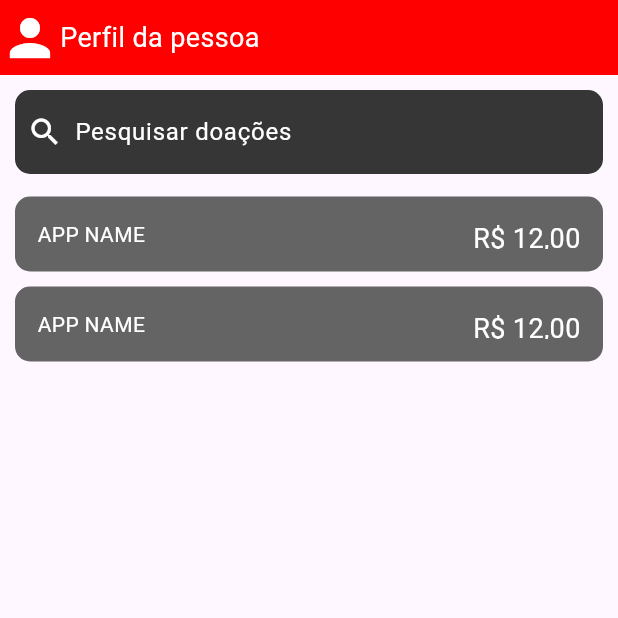
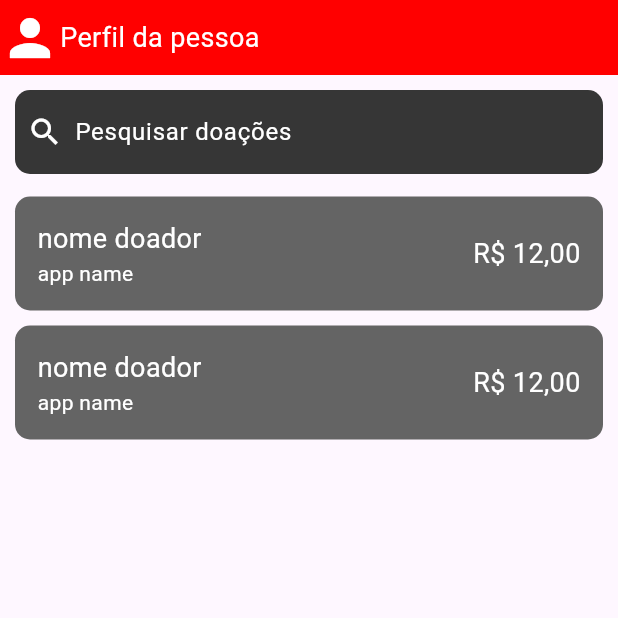
Before and after one commit to HacktonUniesp/marjo-mobile, a Flutter app: the screen it shows after launch, after a tap on "Cadastrar", on a phone screen of 412 x 824 dp, the top half of it. Run offline on Flutter 3.47's test engine with Material 3 defaults, Android fonts, the phone set to English and light mode, and no system bars; our stand-ins replace mask_text_input_formatter.

Commit message:
feat: add admin home page

```diff
--- a/lib/src/layers/home/ui/pages/admin_home_page.dart
+++ b/lib/src/layers/home/ui/pages/admin_home_page.dart
@@ -0,0 +1,123 @@
+import 'package:flutter/material.dart';
+import 'package:marjosports/src/theme/theme_app.dart';
+
+class AdminHomePage extends StatefulWidget {
+  const AdminHomePage({super.key});
+
+  @override
+  State<AdminHomePage> createState() => _AdminHomePageState();
+}
+
+class _AdminHomePageState extends State<AdminHomePage> {
+  @override
+  Widget build(BuildContext context) {
+    return SafeArea(
+      child: Scaffold(
+        body: SingleChildScrollView(
+          child: Column(
+            children: [
+              Container(
+                color: ThemeApp.redColor,
+                height: 50,
+                width: MediaQuery.of(context).size.width,
+                child: const Row(
+                  children: [
+                    Icon(Icons.person, color: Colors.white, size: 40),
+                    Text(
+                      'Perfil da pessoa',
+                      style: TextStyle(color: Colors.white, fontSize: 18),
+                    )
+                  ],
+                ),
+              ),
+              Padding(
+                padding: const EdgeInsets.all(10),
+                child: SearchBar(
+                  shadowColor:
+                      WidgetStateProperty.all<Color?>(Colors.transparent),
+                  shape: WidgetStateProperty.all<OutlinedBorder?>(
+                    const RoundedRectangleBorder(
+                      borderRadius: BorderRadius.all(Radius.circular(10)),
+                    ),
+                  ),
+                  backgroundColor:
+                      WidgetStateProperty.all<Color?>(ThemeApp.darkgrayColor),
+                  hintText: 'Pesquisar doações',
+                  hintStyle: WidgetStateProperty.all<TextStyle?>(
+                    const TextStyle(color: Colors.white),
+                  ),
+                  leading: const Icon(Icons.search, color: Colors.white),
+                ),
+              ),
+              Padding(
+                padding:
+                    const EdgeInsets.symmetric(horizontal: 10, vertical: 5),
+                child: Container(
+                  padding: const EdgeInsets.all(15),
+                  decoration: BoxDecoration(
+                      color: ThemeApp.grayColor,
+                      borderRadius: BorderRadius.circular(10),
+                      shape: BoxShape.rectangle),
+                   width: MediaQuery.of(context).size.width,
+                  child: const Row(
+                    mainAxisAlignment: MainAxisAlignment.spaceBetween,
+                    children: [
+                      Column(
+                        crossAxisAlignment: CrossAxisAlignment.start,
+                        children: [
+                          Text(
+                        'nome doador',
+                        style: TextStyle(color: Colors.white, fontSize: 18),
+                      ), Text(
+                        'app name',
+                        style: TextStyle(color: Colors.white),
+                      ),
+                        ],
+                      ),
+                      Text(
+                        'R\$ 12,00',
+                        style: TextStyle(color: Colors.white, fontSize: 18),
+                      )
+                    ],
+                  ),
+                ),
+              ),               Padding(
+                padding:
+                    const EdgeInsets.symmetric(horizontal: 10, vertical: 5),
+                child: Container(
+                  padding: const EdgeInsets.all(15),
+                  decoration: BoxDecoration(
+                      color: ThemeApp.grayColor,
+                      borderRadius: BorderRadius.circular(10),
+                      shape: BoxShape.rectangle),
+                   width: MediaQuery.of(context).size.width,
+                  child: const Row(
+                    mainAxisAlignment: MainAxisAlignment.spaceBetween,
+                    children: [
+                      Column(
+                        crossAxisAlignment: CrossAxisAlignment.start,
+                        children: [
+                          Text(
+                        'nome doador',
+                        style: TextStyle(color: Colors.white, fontSize: 18),
+                      ), Text(
+                        'app name',
+                        style: TextStyle(color: Colors.white),
+                      ),
+                        ],
+                      ),
+                      Text(
+                        'R\$ 12,00',
+                        style: TextStyle(color: Colors.white, fontSize: 18),
+                      )
+                    ],
+                  ),
+                ),
+              ),
+            ],
+          ),
+        ),
+      ),
+    );
+  }
+}
--- a/lib/src/layers/login/ui/pages/login_page.dart
+++ b/lib/src/layers/login/ui/pages/login_page.dart
@@ -1,5 +1,5 @@
 import 'package:flutter/material.dart';
-import 'package:marjosports/src/layers/home/ui/pages/user_home_page.dart';
+import 'package:marjosports/src/layers/home/ui/pages/admin_home_page.dart';
 import 'package:marjosports/src/layers/login/ui/widgets/registration_form.dart';
 import 'package:marjosports/src/theme/theme_app.dart';
 import 'package:mask_text_input_formatter/mask_text_input_formatter.dart';
@@ -89,7 +89,7 @@ class _LoginPageState extends State<LoginPage> {
                           onPressed: () {
                             Navigator.push(
                               context,
-                              MaterialPageRoute(builder: (context) => const UserHomePage()),
+                              MaterialPageRoute(builder: (context) => const AdminHomePage()),
                             );
                           },
                           child: const Text('Cadastrar', style: TextStyle(color: Colors.white)),
--- a/lib/src/layers/login/ui/pages/register_page.dart
+++ b/lib/src/layers/login/ui/pages/register_page.dart
@@ -1,5 +1,5 @@
 import 'package:flutter/material.dart';
-import 'package:marjosports/src/layers/home/ui/pages/user_home_page.dart';
+import 'package:marjosports/src/layers/home/ui/pages/admin_home_page.dart';
 import 'package:marjosports/src/layers/login/ui/widgets/registration_form.dart';
 import 'package:marjosports/src/theme/theme_app.dart';
 import 'package:mask_text_input_formatter/mask_text_input_formatter.dart';
@@ -87,7 +87,7 @@ class _RegisterPageState extends State<RegisterPage> {
                           // }
                                                     Navigator.push(
                                 context,
-                                MaterialPageRoute(builder: (context) => const UserHomePage()),
+                                MaterialPageRoute(builder: (context) => const AdminHomePage()),
                               );
                         },
                         child: const Text('Cadastrar', style: TextStyle(color: Colors.white)),
```
